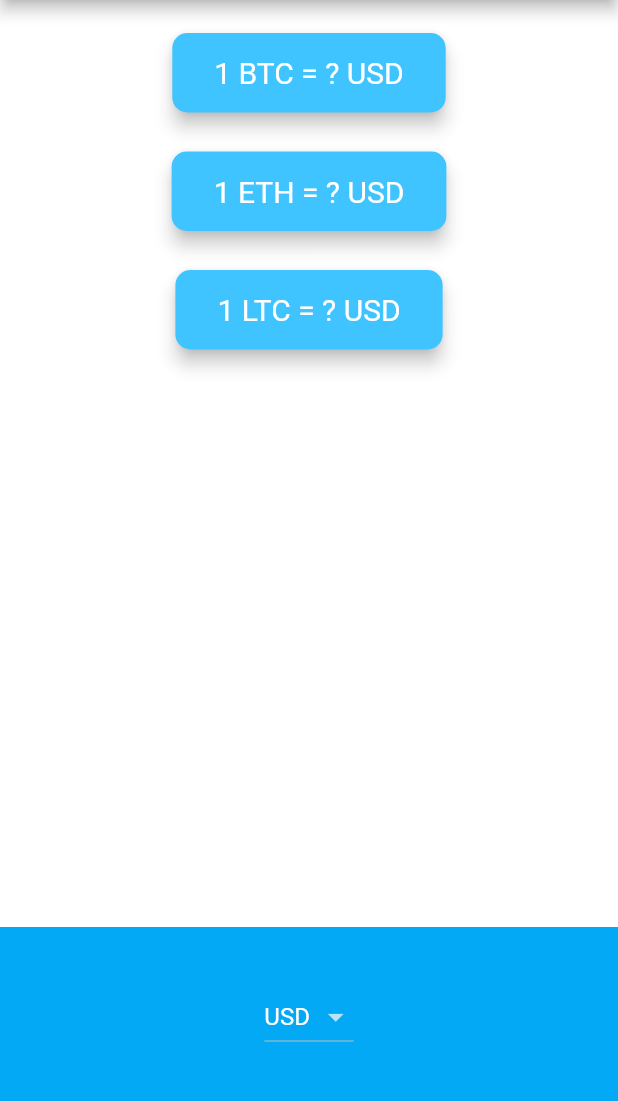
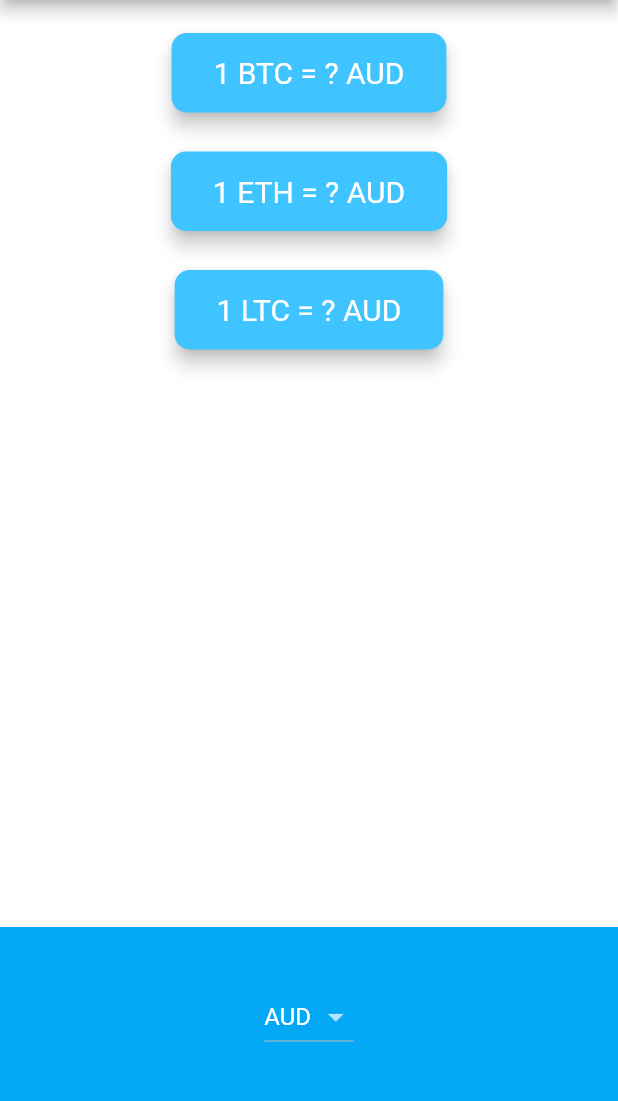
Before and after one commit to iury0393/bitcoin-ticker, a Flutter app: the screen it shows after launch, on a phone screen of 412 x 824 dp, the part 84-1185 px from its top. Run offline on Flutter 3.47's test engine with Material 2 defaults, Android fonts, the phone set to English and light mode, and no system bars; network calls fail.

Commit message:
Corrigindo o erro que não mostrava os valores

```diff
--- a/lib/price_screen.dart
+++ b/lib/price_screen.dart
@@ -11,7 +11,7 @@ class PriceScreen extends StatefulWidget {
 }
 
 class _PriceScreenState extends State<PriceScreen> {
-  String selectedCurrency = 'USD';
+  String selectedCurrency = 'AUD';
   String bitcoinValue = '?';
   Map<String, String> coinValues = {};
   bool isWaiting = false;
@@ -100,7 +100,7 @@ class _PriceScreenState extends State<PriceScreen> {
               ),
               CryptoCard(
                 cryptoName: 'LTC',
-                bitcoinValue: isWaiting ? '?' : coinValues['LIC'],
+                bitcoinValue: isWaiting ? '?' : coinValues['LTC'],
                 selectedCurrency: selectedCurrency,
               ),
             ],
--- a/lib/services/coin_model.dart
+++ b/lib/services/coin_model.dart
@@ -6,7 +6,7 @@ const coinAPIUrl = 'https://rest.coinapi.io/v1/exchangerate';
 
 class CoinModel {
   Future<dynamic> getExchange(String currency) async {
-    Map<String, String> cryptoPrices;
+    Map<String, String> cryptoPrices = {};
 
     for (String crypto in kCryptoList) {
       NetworkHelper networkHelper =
```
